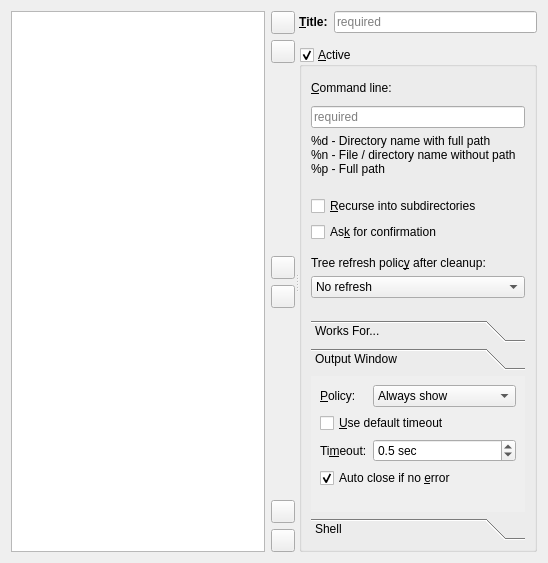
Before: the Qt Designer form src/cleanup-config-page.ui in Lithopsian/qt6dirstat, drawn with Qt 5.
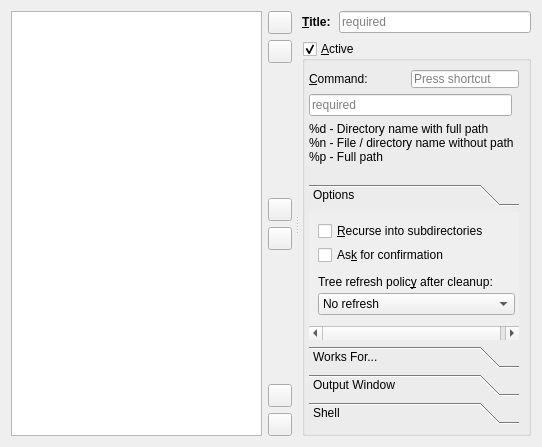
After: the same form once the commit is applied. Icons and pictures are not drawn.

Commit message:
Config dialog improvements
Add hotkey field on the cleanup tab.
Move the checkboxes and refresh policy into the toolbox - they are still visible when the dialog first opens, but the "works for ..." checkboxes are now in a not-visible toolbox tab.
Adjust splitter widths for more consistency.

The edit to the form file:
```diff
--- a/src/cleanup-config-page.ui
+++ b/src/cleanup-config-page.ui
@@ -8,6 +8,9 @@
      <property name="orientation">
       <enum>Qt::Horizontal</enum>
      </property>
+     <property name="handleWidth">
+      <number>10</number>
+     </property>
      <widget class="QWidget" name="layoutWidget">
       <layout class="QHBoxLayout" name="horizontalLayout">
        <item>
@@ -129,10 +132,13 @@
      </widget>
      <widget class="QWidget" name="layoutWidget_2">
       <layout class="QVBoxLayout" name="verticalLayout_3">
+       <property name="spacing">
+        <number>8</number>
+       </property>
        <item>
         <layout class="QHBoxLayout" name="horizontalLayout_2">
          <property name="bottomMargin">
-          <number>8</number>
+          <number>0</number>
          </property>
          <item>
           <widget class="QLabel" name="titleCaption">
@@ -177,18 +183,15 @@
           <bool>true</bool>
          </property>
          <layout class="QVBoxLayout" name="verticalLayout_7">
+          <property name="leftMargin">
+           <number>4</number>
+          </property>
           <item>
-           <layout class="QHBoxLayout" name="horizontalLayout_3" stretch="1,0">
+           <layout class="QHBoxLayout" name="horizontalLayout_3">
             <item>
              <widget class="QLabel" name="commandCaption">
-              <property name="minimumSize">
-               <size>
-                <width>0</width>
-                <height>24</height>
-               </size>
-              </property>
               <property name="text">
-               <string>&amp;Command line:</string>
+               <string>&amp;Command:</string>
               </property>
               <property name="buddy">
                <cstring>commandLineEdit</cstring>
@@ -196,14 +199,22 @@
              </widget>
             </item>
             <item>
-             <widget class="QLabel" name="icon">
-              <property name="pixmap">
-               <pixmap resource="icons.qrc">:/icons/information.png</pixmap>
+             <widget class="QKeySequenceEdit" name="keySequenceEdit">
+              <property name="toolTip">
+               <string>Configure a key combination to trigger this Cleanup - press ctrl or shift to clear the hotkey</string>
+              </property>
+              <property name="styleSheet">
+               <string notr="true">#qt_keysequenceedit_lineedit { margin-left: auto; }</string>
               </property>
              </widget>
             </item>
            </layout>
           </item>
+          <item>
+           <layout class="QHBoxLayout" name="horizontalLayout_4">
+            <property name="spacing">
+             <number>0</number>
+            </property>
           <item>
            <widget class="QLineEdit" name="commandLineEdit">
             <property name="toolTip">
@@ -219,6 +230,15 @@
            </widget>
           </item>
           <item>
+             <widget class="QLabel" name="icon">
+              <property name="pixmap">
+               <pixmap resource="icons.qrc">:/icons/information.png</pixmap>
+              </property>
+             </widget>
+            </item>
+           </layout>
+          </item>
+          <item>
            <widget class="QLabel" name="miniHelpLabel">
             <property name="toolTip">
              <string>&lt;p style=&quot;white-space: pre&quot;&gt;These variables expand into file or directory names:&lt;br/&gt;commands will be executed in the selected directory or the parent&lt;br/&gt;directory of files; if multiple items are selected, the command will be&lt;br/&gt;executed once for each item, or once per directory if %d is used.&lt;/p&gt;</string>
@@ -229,11 +249,40 @@
 %p - Full path
 </string>
             </property>
-            <property name="alignment">
-             <set>Qt::AlignLeading|Qt::AlignLeft|Qt::AlignVCenter</set>
-            </property>
            </widget>
           </item>
+          <item>
+           <widget class="QToolBox" name="toolBox">
+            <property name="minimumSize">
+             <size>
+              <width>0</width>
+              <height>240</height>
+             </size>
+            </property>
+            <property name="toolTip">
+             <string>Options, refresh policy, output window policy, and command shell</string>
+            </property>
+            <property name="statusTip">
+             <string/>
+            </property>
+            <widget class="QWidget" name="optionsPage">
+             <property name="toolTip">
+              <string>Recurse, confirmation, and refresh policy options</string>
+             </property>
+             <attribute name="label">
+              <string>Options</string>
+             </attribute>
+             <layout class="QVBoxLayout" name="verticalLayout_10">
+              <item>
+               <layout class="QVBoxLayout" name="verticalLayout_9">
+                <property name="spacing">
+                 <number>10</number>
+                </property>
+                <item>
+                 <layout class="QVBoxLayout" name="verticalLayout_8">
+                  <property name="spacing">
+                   <number>4</number>
+                  </property>
           <item>
            <widget class="QCheckBox" name="recurseCheckBox">
             <property name="toolTip">
@@ -254,13 +303,12 @@
             </property>
            </widget>
           </item>
+                 </layout>
+                </item>
           <item>
            <layout class="QVBoxLayout" name="verticalLayout_2">
-            <property name="topMargin">
-             <number>8</number>
-            </property>
-            <property name="bottomMargin">
-             <number>16</number>
+                  <property name="spacing">
+                   <number>4</number>
             </property>
             <item>
              <widget class="QLabel" name="refreshPolicyCaption">
@@ -301,17 +349,23 @@
             </item>
            </layout>
           </item>
+               </layout>
+              </item>
           <item>
-           <widget class="QToolBox" name="toolBox">
-            <property name="minimumSize">
+               <spacer name="optionsPageSpacer">
+                <property name="orientation">
+                 <enum>Qt::Vertical</enum>
+                </property>
+                <property name="sizeHint" stdset="0">
              <size>
               <width>0</width>
-              <height>220</height>
-             </size>
-            </property>
-            <property name="currentIndex">
-             <number>1</number>
-            </property>
+                  <height>0</height>
+                 </size>
+                </property>
+               </spacer>
+              </item>
+             </layout>
+            </widget>
             <widget class="QWidget" name="worksForPage">
              <property name="geometry">
               <rect>
@@ -375,13 +429,8 @@
              </layout>
             </widget>
             <widget class="QWidget" name="outputWindowPage">
-             <property name="geometry">
-              <rect>
-               <x>0</x>
-               <y>0</y>
-               <width>235</width>
-               <height>136</height>
-              </rect>
+             <property name="toolTip">
+              <string>Output window display policy</string>
              </property>
              <attribute name="label">
               <string>Output Window</string>
```
Left out of the diff: 22 changed lines with no effect on the pictures. Lines whose indentation alone changed are shown as unchanged. The commit also changes 4 other files.
